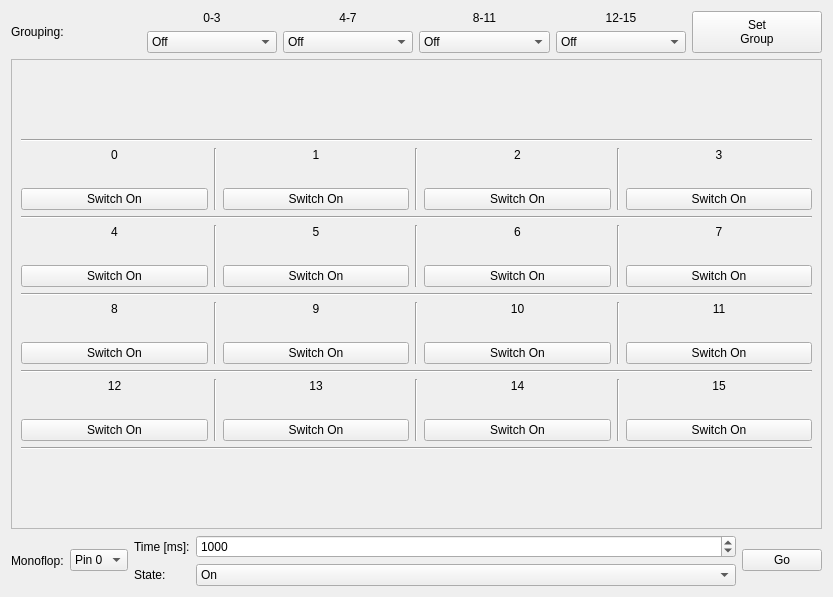
First picture: the form in src/brickv/plugin_system/plugins/industrial_quad_relay/ui/industrial_quad_relay.ui, repository Tinkerforge/brickv, before the edit.
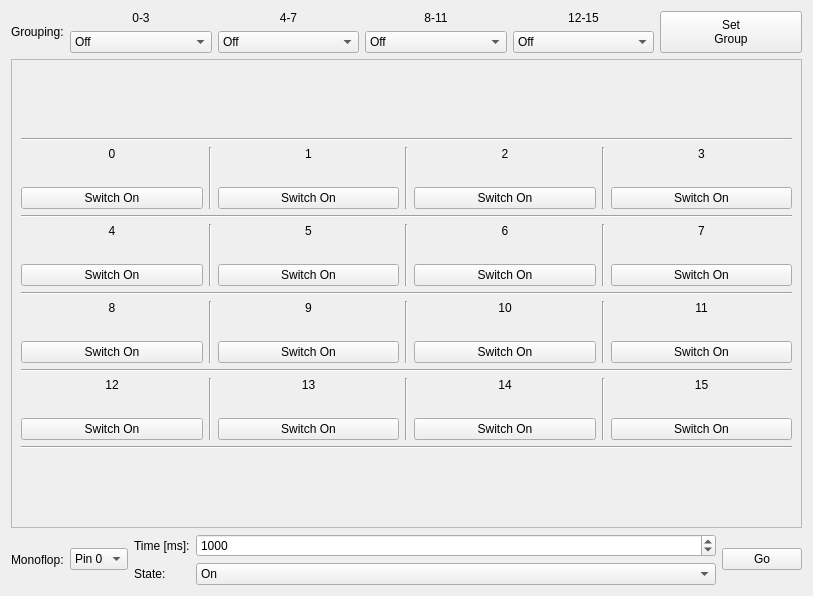
Second picture: the form after the edit.

The edit to the form file:
```diff
--- a/src/brickv/plugin_system/plugins/industrial_quad_relay/ui/industrial_quad_relay.ui
+++ b/src/brickv/plugin_system/plugins/industrial_quad_relay/ui/industrial_quad_relay.ui
@@ -6,8 +6,8 @@
    <rect>
     <x>0</x>
     <y>0</y>
-    <width>833</width>
-    <height>597</height>
+    <width>813</width>
+    <height>596</height>
    </rect>
   </property>
   <property name="windowTitle">
@@ -18,6 +18,12 @@
     <layout class="QHBoxLayout" name="horizontalLayout_2">
      <item>
       <widget class="QLabel" name="label">
+       <property name="sizePolicy">
+        <sizepolicy hsizetype="Fixed" vsizetype="Preferred">
+         <horstretch>0</horstretch>
+         <verstretch>0</verstretch>
+        </sizepolicy>
+       </property>
        <property name="text">
         <string>Grouping:</string>
        </property>
@@ -221,8 +227,8 @@
        <rect>
         <x>0</x>
         <y>0</y>
-        <width>813</width>
-        <height>447</height>
+        <width>793</width>
+        <height>446</height>
        </rect>
       </property>
       <layout class="QVBoxLayout" name="verticalLayout_24">
@@ -233,7 +239,7 @@
          </property>
          <property name="sizeHint" stdset="0">
           <size>
-           <width>20</width>
+           <width>0</width>
            <height>0</height>
           </size>
          </property>
@@ -880,8 +886,8 @@
          </property>
          <property name="sizeHint" stdset="0">
           <size>
-           <width>20</width>
-           <height>20</height>
+           <width>0</width>
+           <height>0</height>
           </size>
          </property>
         </spacer>
@@ -894,6 +900,12 @@
     <layout class="QHBoxLayout" name="horizontalLayout_3" stretch="0,0,0,1,0">
      <item>
       <widget class="QLabel" name="monoflop_label1">
+       <property name="sizePolicy">
+        <sizepolicy hsizetype="Fixed" vsizetype="Preferred">
+         <horstretch>0</horstretch>
+         <verstretch>0</verstretch>
+        </sizepolicy>
+       </property>
        <property name="text">
         <string>Monoflop:</string>
        </property>
```
